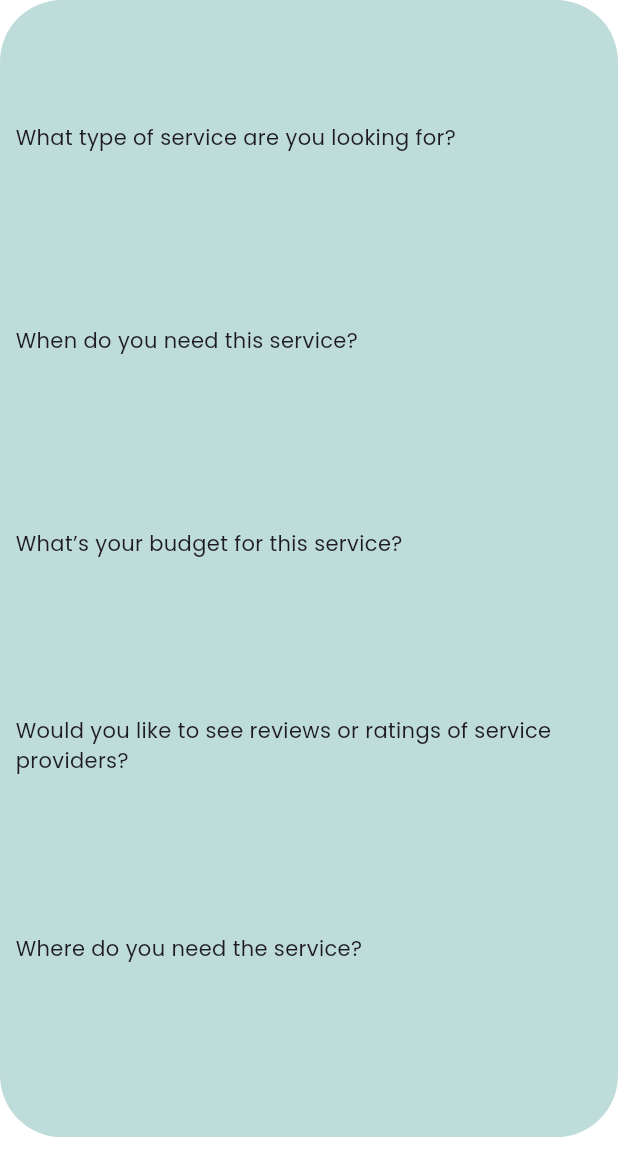
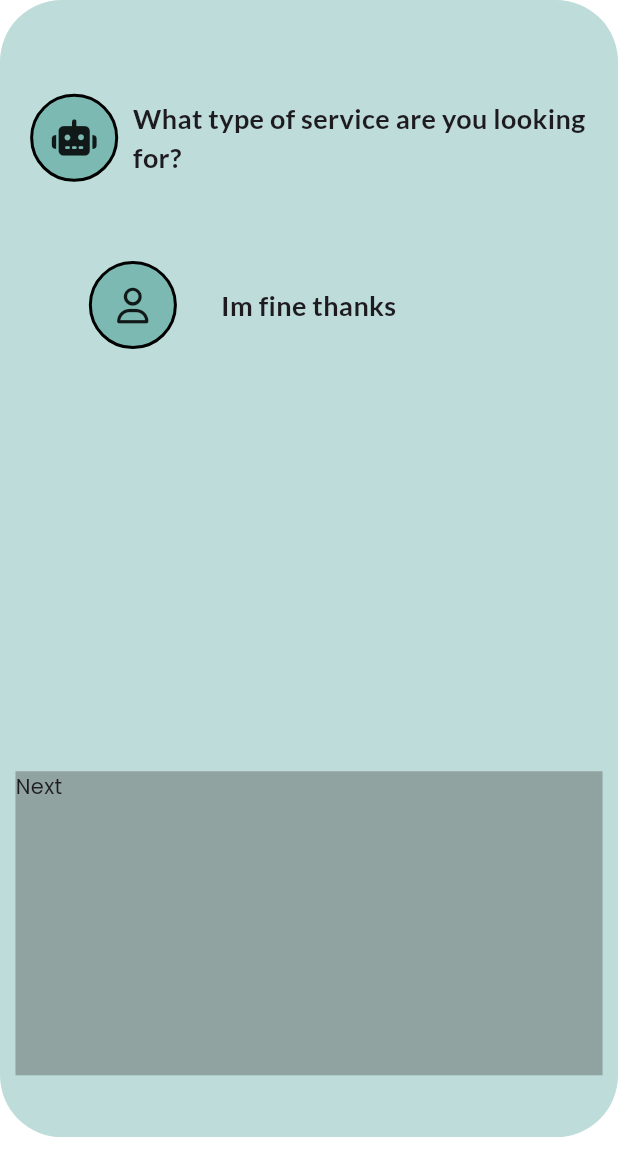
Before and after one commit to mabid2023GT/link-win-mob-app, a Flutter app: the ServiceProviderSearchEngine widget shown alone on an empty page, opened directly, on a phone screen of 412 x 824 dp. Shown: the top 1176 px of the screen. Run offline on Flutter 3.47's test engine with Material 3 defaults, Android fonts, the phone set to English and light mode, and no system bars; our stand-ins replace cloud_firestore, firebase_auth, firebase_core, flutter_riverpod, flutter_svg, font_awesome_flutter and 5 more; accounts and stored records are empty; network calls fail.

Commit message:
preparing QueryBox Widget

```diff
--- a/lib/features/home/service_providers/widgets/service_provider_search_engine.dart
+++ b/lib/features/home/service_providers/widgets/service_provider_search_engine.dart
@@ -2,6 +2,7 @@ import 'package:flutter/material.dart';
 import 'package:flutter_riverpod/flutter_riverpod.dart';
 import 'package:link_win_mob_app/core/config/colors.dart';
 import 'package:link_win_mob_app/core/models/service_providers/service_providers_search_model.dart';
+import 'package:link_win_mob_app/features/home/service_providers/widgets/service_provider_search_query_box.dart';
 import 'package:link_win_mob_app/providers/service_providers/service_providers_search_query_notifier.dart';
 import 'package:link_win_mob_app/responsive_ui_tools/widgets/layout_builder_child.dart';
 
@@ -46,70 +47,23 @@ class ServiceProviderSearchEngine extends ConsumerWidget {
   _searchLayout(ServiceProvidersSearchQuery searchQuery) {
     return LayoutChildBuilder(
       child: (minSize, maxSize) {
-        Size itemSize = Size(maxSize.width * 0.9, maxSize.height * 0.15);
-        Size actionsWidgetSize =
-            Size(maxSize.width * 0.95, maxSize.height * 0.25);
-        double sidePosOfActionsWidget =
-            (maxSize.width - actionsWidgetSize.width) * 0.5;
+        Size queriesBoxSize = Size(maxSize.width, maxSize.height);
+        Size querySize = Size(maxSize.width, maxSize.height * 0.15);
+
         return ValueListenableBuilder(
           valueListenable: _isActionsWidgetVisibleNotifier,
           builder: (context, isActionsWidgetVisible, child) {
-            return Stack(
-              children: [
-                _searchListView(maxSize, itemSize, isActionsWidgetVisible,
-                    actionsWidgetSize.height, searchQuery),
-                Visibility(
-                  visible: isActionsWidgetVisible,
-                  child: Positioned(
-                    bottom: 0,
-                    left: sidePosOfActionsWidget,
-                    right: sidePosOfActionsWidget,
-                    child: _actionsWidget(actionsWidgetSize),
-                  ),
-                ),
-              ],
+            return SizedBox(
+              width: queriesBoxSize.width,
+              height: queriesBoxSize.height,
+              child: ServiceProviderSearchQueryBox(
+                queries: searchQuery.queryCriteriaMap,
+                queryWidgetSize: querySize,
+              ),
             );
           },
         );
       },
     );
   }
-
-  Container _actionsWidget(Size actionWidgetSize) {
-    return Container(
-      width: actionWidgetSize.width,
-      height: actionWidgetSize.height,
-      color: k1Gray.withOpacity(0.3),
-    );
-  }
-
-  _searchListView(Size maxSize, Size itemSize, bool isActionsWidgetVisible,
-      double bootomSpace, ServiceProvidersSearchQuery searchQuery) {
-    int length = searchQuery.length;
-    final List<MapEntry<String, List<String>>> dataList =
-        searchQuery.queryCriteriaMapAsList();
-    return ListView.separated(
-      itemCount: length + 1,
-      separatorBuilder: (context, index) => SizedBox(
-        height: maxSize.height * 0.05,
-      ),
-      itemBuilder: (context, index) {
-        if (index == length && isActionsWidgetVisible) {
-          return SizedBox(
-            height: bootomSpace,
-          );
-        } else if (index < length) {
-          MapEntry<String, List<String>> entry = dataList[index];
-          return Container(
-            width: itemSize.width,
-            height: itemSize.height,
-            alignment: AlignmentDirectional.centerStart,
-            child: Text(entry.key),
-          );
-        } else {
-          return SizedBox();
-        }
-      },
-    );
-  }
 }
--- /dev/null
+++ b/lib/features/home/service_providers/widgets/service_provider_search_query_box.dart
@@ -0,0 +1,162 @@
+import 'package:flutter/material.dart';
+import 'package:font_awesome_flutter/font_awesome_flutter.dart';
+import 'package:link_win_mob_app/core/config/colors.dart';
+import 'package:link_win_mob_app/responsive_ui_tools/widgets/layout_builder_child.dart';
+
+class ServiceProviderSearchQueryBox extends StatefulWidget {
+  final Map<String, List<String>> queries;
+  final Size queryWidgetSize;
+  const ServiceProviderSearchQueryBox({
+    super.key,
+    required this.queries,
+    required this.queryWidgetSize,
+  });
+
+  @override
+  State<ServiceProviderSearchQueryBox> createState() =>
+      _ServiceProviderSearchQueryBoxState();
+}
+
+class _ServiceProviderSearchQueryBoxState
+    extends State<ServiceProviderSearchQueryBox> {
+  bool _isOptionsWidgetVisible = true;
+  List<String> _queries = [];
+  final List<Widget> _queriesWidgets = [];
+  int _currentQueryIndex = 0;
+
+  @override
+  void initState() {
+    super.initState();
+    // store the queries as list to fetch it by index
+    _queries = widget.queries.keys.toList();
+    // Add the first question initially
+    _addNextQuery();
+  }
+
+  _addNextQuery() {
+    if (_currentQueryIndex < widget.queries.length) {
+      String query = _queries[_currentQueryIndex];
+      // add new query widget to the list
+      _queriesWidgets.add(
+        _queryWidget(
+          widget.queryWidgetSize,
+          query,
+          true,
+        ),
+      );
+      _queriesWidgets.add(
+        SizedBox(
+          height: widget.queryWidgetSize.height * 0.1,
+        ),
+      );
+      _queriesWidgets.add(
+        _queryWidget(
+          widget.queryWidgetSize,
+          'Im fine thanks',
+          false,
+        ),
+      );
+      _queriesWidgets.add(
+        SizedBox(
+          height: widget.queryWidgetSize.height * 0.4,
+        ),
+      );
+      // Trigger a UI rebuild with the new question added
+      setState(() {});
+    }
+  }
+
+  void _handleOptionSelected() {
+    // Increment to show the next question
+    _currentQueryIndex++;
+    // Add the next question (if any)
+    _addNextQuery();
+  }
+
+  @override
+  Widget build(BuildContext context) {
+    return LayoutChildBuilder(
+      child: (minSize, maxSize) {
+        return Stack(
+          children: [
+            Positioned(
+              left: 0,
+              right: 0,
+              child: SizedBox(
+                width: maxSize.width,
+                height: maxSize.height,
+                child: SingleChildScrollView(
+                  child: Column(
+                    children: _queriesWidgets,
+                  ),
+                ),
+              ),
+            ),
+            Visibility(
+              visible: _isOptionsWidgetVisible,
+              child: _optionsWidget(maxSize),
+            ),
+          ],
+        );
+      },
+    );
+  }
+
+  _queryWidget(Size size, String value, bool isQuery) {
+    Size iconSize = Size(size.width * 0.15, size.height);
+    double prefixSpaceSize = isQuery ? 0 : size.width * 0.15;
+    double spaceSize = size.width * 0.05;
+    Size labelSize = Size(
+        size.width - iconSize.width - spaceSize - prefixSpaceSize, size.height);
+    return Row(
+      mainAxisAlignment: MainAxisAlignment.spaceBetween,
+      children: [
+        Visibility(
+          visible: !isQuery,
+          child: SizedBox(
+            width: spaceSize,
+          ),
+        ),
+        Container(
+          width: iconSize.width,
+          height: iconSize.height,
+          decoration: BoxDecoration(
+              shape: BoxShape.circle,
+              color: kSelectedTabColor,
+              border: Border.all(width: 2, color: kBlack)),
+          child: Icon(isQuery ? FontAwesomeIcons.robot : FontAwesomeIcons.user),
+        ),
+        Container(
+          width: labelSize.width,
+          height: labelSize.height,
+          alignment: AlignmentDirectional.centerStart,
+          child: Text(
+            value,
+            style: TextStyle(
+              fontSize: 18,
+              fontWeight: FontWeight.bold,
+              fontFamily: 'Lato',
+            ),
+          ),
+        ),
+      ],
+    );
+  }
+
+  _optionsWidget(Size size) {
+    return Positioned(
+      bottom: 0,
+      left: 0,
+      right: 0,
+      child: InkWell(
+        onTap: _handleOptionSelected,
+        child: Container(
+          width: size.width * 0.9,
+          height: size.height * 0.3,
+          color: k1Gray.withOpacity(0.4),
+          child: Text('Next'),
+        ),
+      ),
+    );
+  }
+}
--- a/lib/providers/service_providers/service_providers_search_query_notifier.dart
+++ b/lib/providers/service_providers/service_providers_search_query_notifier.dart
@@ -1,5 +1,9 @@
 import 'package:flutter_riverpod/flutter_riverpod.dart';
 import 'package:link_win_mob_app/core/models/service_providers/service_providers_search_model.dart';
+
+final currentQueryIndexProvider = StateProvider<int>(
+  (ref) => 0,
+);
 
 final serviceProvidersSearchQueryProvider = StateNotifierProvider<
     ServiceProvidersSearchQueryNotifier, ServiceProvidersSearchQuery>(
```
